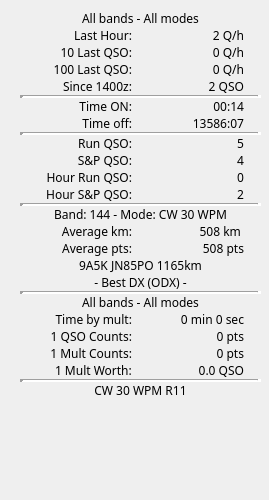
The window that not1mm/data/ratewindow.ui (mbridak/not1mm) describes before a commit, drawn with Qt 5.
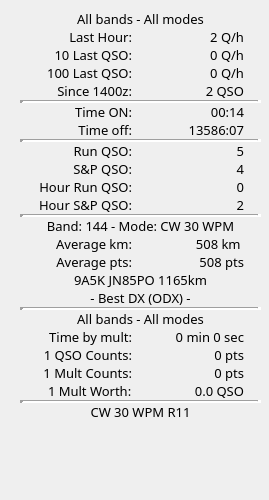
The same window after the commit.

Commit message: @mbridak Set point size

What changed in the file:
```diff
--- a/not1mm/data/ratewindow.ui
+++ b/not1mm/data/ratewindow.ui
@@ -13,6 +13,7 @@
   <property name="font">
    <font>
     <family>JetBrains Mono ExtraLight</family>
+    <pointsize>10</pointsize>
    </font>
   </property>
   <property name="windowTitle">
```
Left out of the diff: 2 changed lines with no effect on the pictures.
